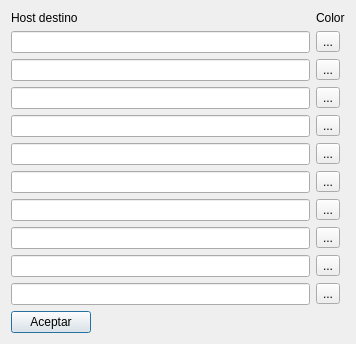
Old version of the form src/DlgEditPingGraph.ui in the repository silderan/MuNeDO.
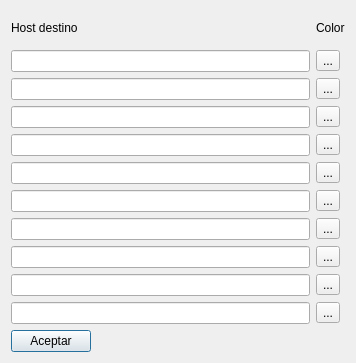
New version of the form.

The edit to the form file:
```diff
--- a/src/DlgEditPingGraph.ui
+++ b/src/DlgEditPingGraph.ui
@@ -7,7 +7,7 @@
     <x>0</x>
     <y>0</y>
     <width>356</width>
-    <height>340</height>
+    <height>363</height>
    </rect>
   </property>
   <property name="windowTitle">
```
Left out of the diff: 23 changed lines with no effect on the pictures.
